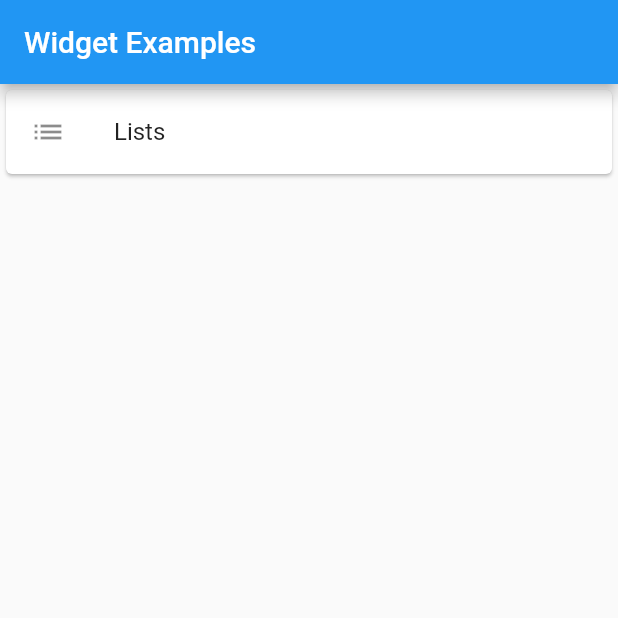
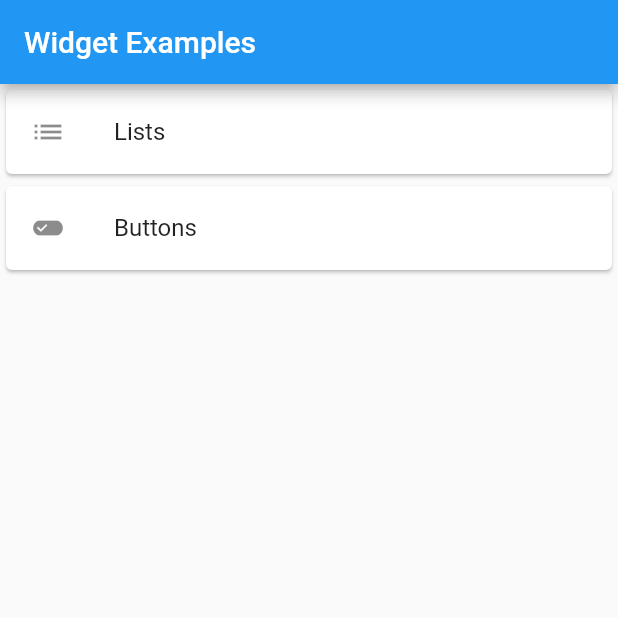
Before and after one commit to ThomasLilley/Flutter_widget_examples, a Flutter app: the screen it shows after launch, on a phone screen of 412 x 824 dp, the top half of it. Run offline on Flutter 3.47's test engine with Material 2 defaults, Android fonts, the phone set to English and light mode, and no system bars; our stand-ins replace get.

Commit message:
added list object

```diff
--- a/lib/main.dart
+++ b/lib/main.dart
@@ -24,15 +24,27 @@ class MainMenu extends StatefulWidget {
   _MainMenuState createState() => _MainMenuState();
 }
 
+class ListItem{
+
+  ListItem({@required this.name, @required this.icon, @required this.route});
+
+  String name;
+  Widget icon;
+  Widget route;
+}
+
 class _MainMenuState extends State<MainMenu> {
-  List<Widget> _listContents = [
-    Card(
-      child: ListTile(
-        leading: Icon(Icons.list),
-        title: Text("Lists"),
-        onTap: () =>
-            Get.to(Lists(), transition: Transition.native),
-      ),
+
+  List<ListItem> _listItems = [
+    ListItem(
+      name: "Lists",
+      icon: Icon(Icons.list),
+      route: Lists(),
+    ),
+    ListItem(
+      name: "Buttons",
+      icon: Icon(Icons.edit_attributes),
+      route: Lists(),
     ),
   ];
 
@@ -44,9 +56,16 @@ class _MainMenuState extends State<MainMenu> {
       ),
       body: Center(
           child: ListView.builder(
-              itemCount: _listContents.length,
-              itemBuilder: (BuildContext context, int index) {
-                return _listContents[index];
+              itemCount: _listItems.length,
+              itemBuilder: (BuildContext context, int i) {
+                return Card(
+                  child: ListTile(
+                    leading: _listItems[i].icon,
+                    title: Text(_listItems[i].name),
+                    onTap: () =>  Get.to(_listItems[i].route, transition: Transition.native),
+                  ),
+                );
+                //return _listContents[index];
               })),
     );
   }
--- a/pubspec.yaml
+++ b/pubspec.yaml
@@ -13,6 +13,9 @@ description: A new Flutter application.
 # https://developer.apple.com/library/archive/documentation/General/Reference/InfoPlistKeyReference/Articles/CoreFoundationKeys.html
 version: 1.0.0+1
 
+module:
+    androidX: true # Add this line.
+
 environment:
   sdk: ">=2.1.0 <3.0.0"
 
@@ -24,7 +27,7 @@ dependencies:
   # Use with the CupertinoIcons class for iOS style icons.
   cupertino_icons: ^0.1.2
 
-  get: ^3.2.1
+  get: ^3.4.0
 
 #dev_dependencies:
 #  flutter_test:
```
Also changed, not shown: pubspec.lock.
